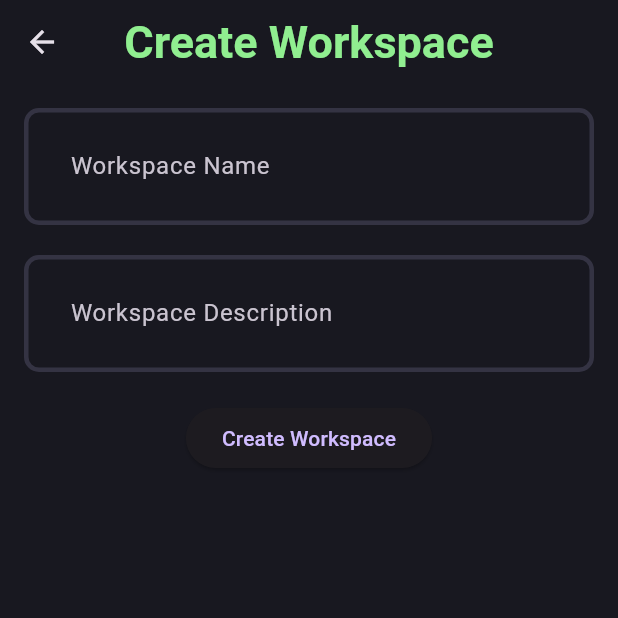
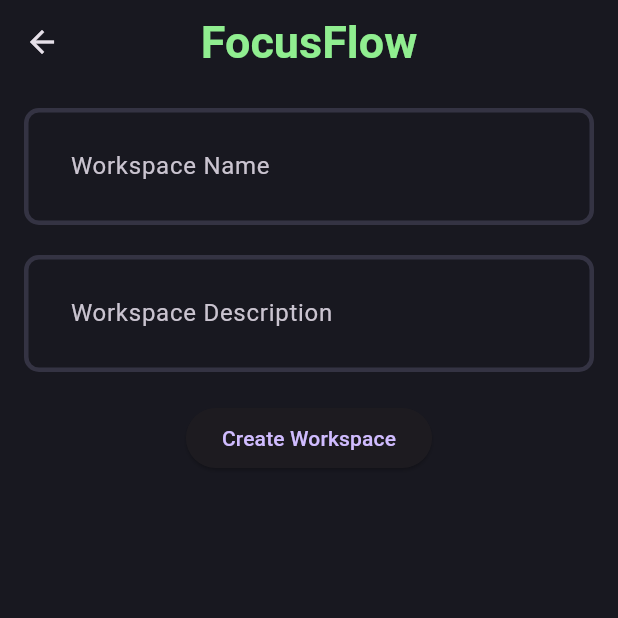
Before and after one commit to OmarAyman85/FocusFlow, a Flutter app: the WorkspacePage screen opened by its route, after a tap on the "add" icon, on a phone screen of 412 x 824 dp, the top half of it. Run offline on Flutter 3.47's test engine with Material 3 defaults, Android fonts, the phone set to English and light mode, and no system bars; our stand-ins replace cloud_firestore, dartz, firebase_auth, firebase_core, flutter_bloc, get_it and 1 more; accounts and stored records are empty.

Commit message:
Workspace Pages + functionalities before Firebase connection

```diff
--- a/lib/features/workspace/presentation/pages/workspace_form.dart
+++ b/lib/features/workspace/presentation/pages/workspace_form.dart
@@ -1,6 +1,11 @@
 import 'package:flutter/material.dart';
 import 'package:flutter_bloc/flutter_bloc.dart';
+import 'package:focusflow/core/utils/constants/loading_spinner.dart';
+import 'package:focusflow/features/auth/presentation/bloc/auth_bloc.dart';
+import 'package:focusflow/features/auth/presentation/bloc/auth_event.dart';
+import 'package:focusflow/features/auth/presentation/bloc/auth_state.dart';
 import 'package:focusflow/features/workspace/presentation/cubit/workspace_cubit.dart';
+import 'package:go_router/go_router.dart';
 
 class WorkspaceForm extends StatefulWidget {
   final String userId;
@@ -28,8 +33,71 @@ class _WorkspaceFormState extends State<WorkspaceForm> {
 
   @override
   Widget build(BuildContext context) {
-    return Scaffold(
-      appBar: AppBar(title: const Text('Create Workspace')),
+    return BlocListener<AuthBloc, AuthState>(
+      listener: (context, state) {
+        if (state is AuthUnauthenticated) {
+          GoRouter.of(context).go('/signin');
+        }
+      },
+      child: Scaffold(
+        appBar: AppBar(
+          title: const Text('FocusFlow'),
+          centerTitle: true,
+          actions: [
+            BlocBuilder<AuthBloc, AuthState>(
+              builder: (context, state) {
+                if (state is AuthLoading) {
+                  return const Padding(
+                    padding: EdgeInsets.only(right: 16.0),
+                    child: LoadingSpinnerWidget(),
+                  );
+                } else if (state is AuthAuthenticated) {
+                  return Padding(
+                    padding: const EdgeInsets.only(right: 16.0),
+                    child: PopupMenuButton<String>(
+                      onSelected: (value) {
+                        if (value == 'logout') {
+                          context.read<AuthBloc>().add(SignOutRequested());
+                        }
+                      },
+                      itemBuilder: (BuildContext context) {
+                        return [
+                          PopupMenuItem<String>(
+                            value: 'user_name',
+                            child: Text('Name: ${state.user.name}'),
+                          ),
+                          const PopupMenuItem<String>(
+                            value: 'logout',
+                            child: Text('Logout'),
+                          ),
+                        ];
+                      },
+                      child: CircleAvatar(
+                        radius: 20,
+                        backgroundColor: Colors.white,
+                        child: Text(
+                          state.user.name[0],
+                          style: const TextStyle(
+                            color: Colors.black,
+                            fontWeight: FontWeight.bold,
+                            fontSize: 16,
+                          ),
+                        ),
+                      ),
+                    ),
+                  );
+                } else if (state is AuthError) {
+                  return const Padding(
+                    padding: EdgeInsets.only(right: 16.0),
+                    child: Icon(Icons.error),
+                  );
+                } else {
+                  return const SizedBox();
+                }
+              },
+            ),
+          ],
+        ),
         body: Padding(
           padding: const EdgeInsets.all(16.0),
           child: Form(
@@ -37,10 +105,14 @@ class _WorkspaceFormState extends State<WorkspaceForm> {
             child: Column(
               children: [
                 TextFormField(
-                decoration: const InputDecoration(labelText: 'Workspace Name'),
+                  decoration: const InputDecoration(
+                    labelText: 'Workspace Name',
+                  ),
                   validator:
                       (value) =>
-                        value == null || value.isEmpty ? 'Enter a name' : null,
+                          value == null || value.isEmpty
+                              ? 'Enter a name'
+                              : null,
                   onSaved: (value) => _workspaceName = value!,
                 ),
                 const SizedBox(height: 20),
@@ -64,6 +136,7 @@ class _WorkspaceFormState extends State<WorkspaceForm> {
             ),
           ),
         ),
+      ),
     );
   }
 }
--- a/lib/features/workspace/presentation/pages/workspace_page.dart
+++ b/lib/features/workspace/presentation/pages/workspace_page.dart
@@ -1,8 +1,13 @@
 import 'package:flutter/material.dart';
 import 'package:flutter_bloc/flutter_bloc.dart';
+import 'package:focusflow/core/utils/constants/loading_spinner.dart';
+import 'package:focusflow/features/auth/presentation/bloc/auth_bloc.dart';
+import 'package:focusflow/features/auth/presentation/bloc/auth_event.dart';
+import 'package:focusflow/features/auth/presentation/bloc/auth_state.dart';
 import 'package:focusflow/features/workspace/domain/entities/workspace.dart';
 import 'package:focusflow/features/workspace/presentation/cubit/workspace_cubit.dart';
 import 'package:focusflow/features/workspace/presentation/cubit/workspace_state.dart';
+import 'package:go_router/go_router.dart';
 import 'workspace_form.dart';
 
 class WorkspacePage extends StatelessWidget {
@@ -10,8 +15,71 @@ class WorkspacePage extends StatelessWidget {
 
   @override
   Widget build(BuildContext context) {
-    return Scaffold(
-      appBar: AppBar(title: const Text('FocusFlow')),
+    return BlocListener<AuthBloc, AuthState>(
+      listener: (context, state) {
+        if (state is AuthUnauthenticated) {
+          GoRouter.of(context).go('/signin');
+        }
+      },
+      child: Scaffold(
+        appBar: AppBar(
+          title: const Text('FocusFlow'),
+          centerTitle: true,
+          actions: [
+            BlocBuilder<AuthBloc, AuthState>(
+              builder: (context, state) {
+                if (state is AuthLoading) {
+                  return const Padding(
+                    padding: EdgeInsets.only(right: 16.0),
+                    child: LoadingSpinnerWidget(),
+                  );
+                } else if (state is AuthAuthenticated) {
+                  return Padding(
+                    padding: const EdgeInsets.only(right: 16.0),
+                    child: PopupMenuButton<String>(
+                      onSelected: (value) {
+                        if (value == 'logout') {
+                          context.read<AuthBloc>().add(SignOutRequested());
+                        }
+                      },
+                      itemBuilder: (BuildContext context) {
+                        return [
+                          PopupMenuItem<String>(
+                            value: 'user_name',
+                            child: Text('Name: ${state.user.name}'),
+                          ),
+                          const PopupMenuItem<String>(
+                            value: 'logout',
+                            child: Text('Logout'),
+                          ),
+                        ];
+                      },
+                      child: CircleAvatar(
+                        radius: 20,
+                        backgroundColor: Colors.white,
+                        child: Text(
+                          state.user.name[0],
+                          style: const TextStyle(
+                            color: Colors.black,
+                            fontWeight: FontWeight.bold,
+                            fontSize: 16,
+                          ),
+                        ),
+                      ),
+                    ),
+                  );
+                } else if (state is AuthError) {
+                  return const Padding(
+                    padding: EdgeInsets.only(right: 16.0),
+                    child: Icon(Icons.error),
+                  );
+                } else {
+                  return const SizedBox();
+                }
+              },
+            ),
+          ],
+        ),
         body: BlocBuilder<WorkspaceCubit, WorkspaceState>(
           builder: (context, state) {
             return GridView.builder(
@@ -80,6 +148,7 @@ class WorkspacePage extends StatelessWidget {
           },
           child: const Icon(Icons.add),
         ),
+      ),
     );
   }
 }
```
Lines whose indentation alone changed are shown as unchanged.
